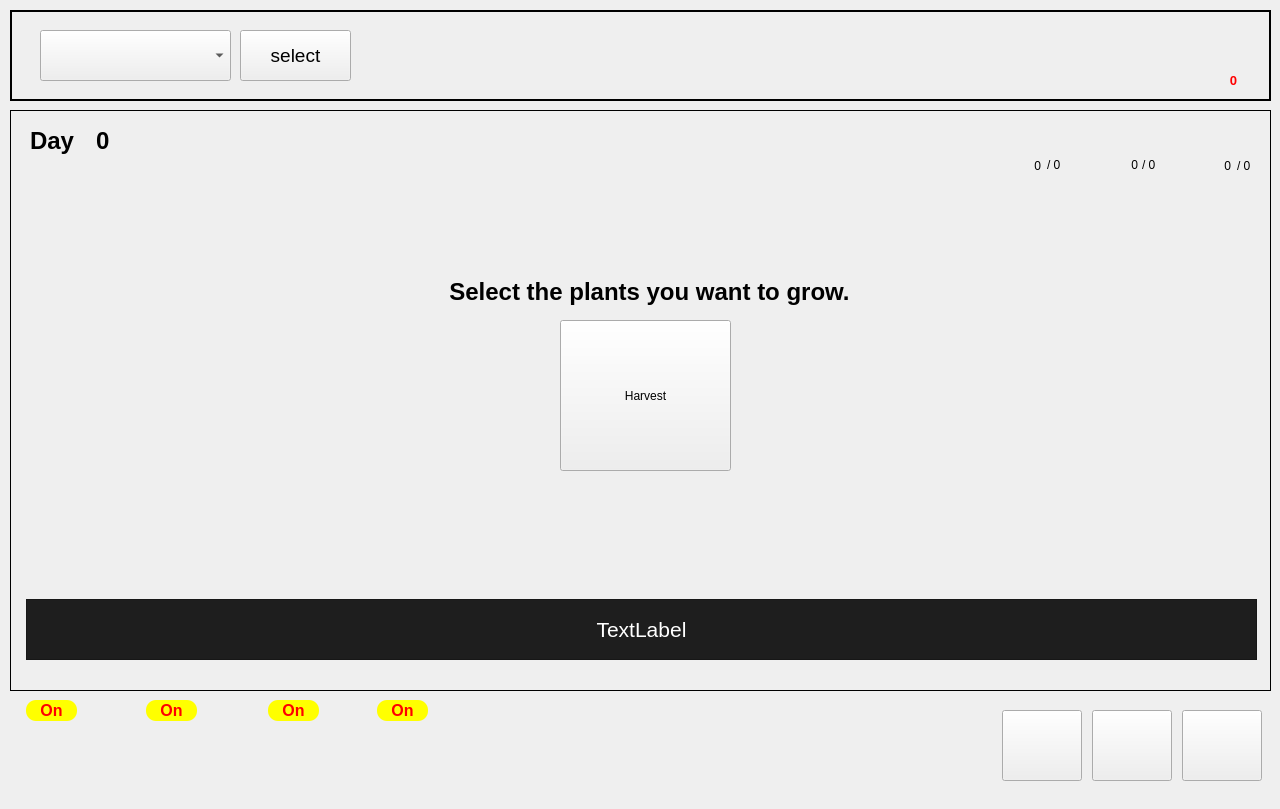
Before: the Qt Designer form SmartFarmGUI/ui/main.ui in addinedu-ros-6th/iot-repo-1, drawn with Qt 5.
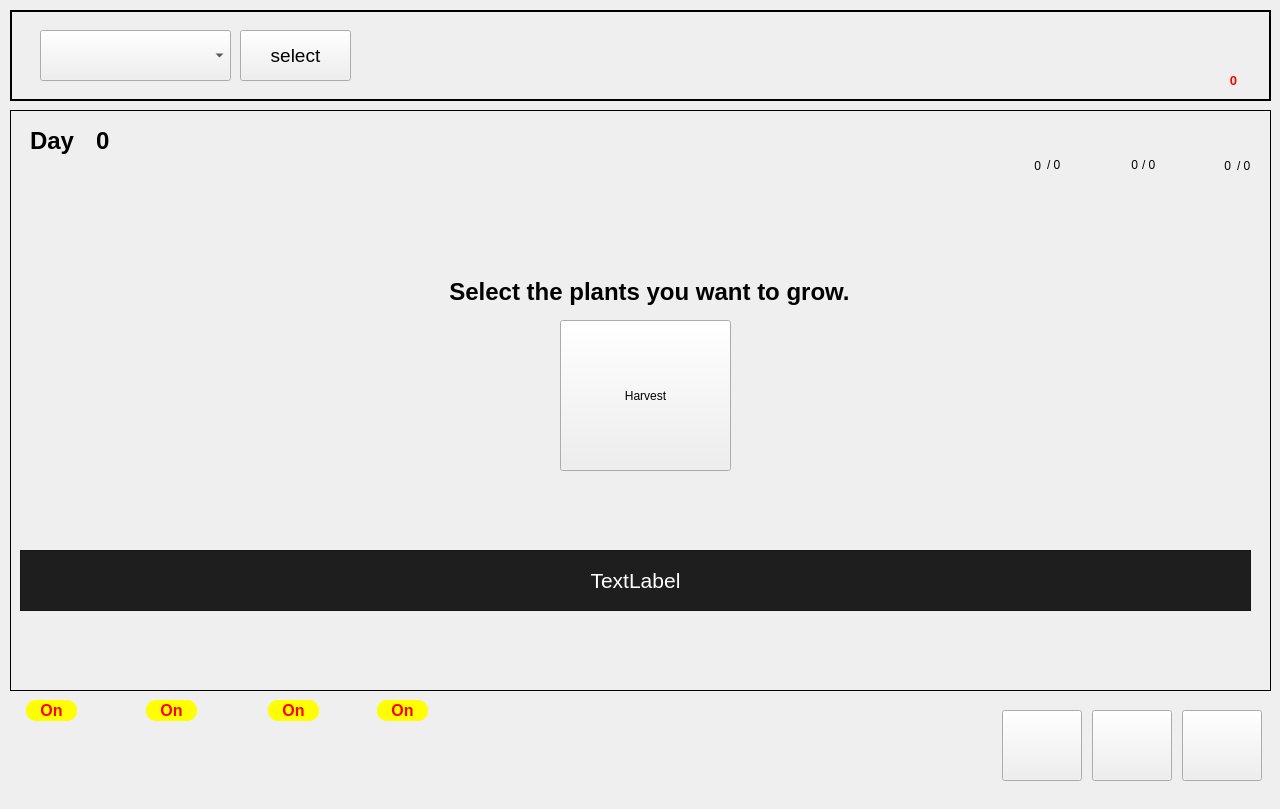
After: the same form once the commit is applied. Icons and pictures are not drawn.

```diff
--- a/SmartFarmGUI/ui/main.ui
+++ b/SmartFarmGUI/ui/main.ui
@@ -362,8 +362,8 @@
   <widget class="QLabel" name="label_system_message">
    <property name="geometry">
     <rect>
-     <x>26</x>
-     <y>599</y>
+     <x>20</x>
+     <y>550</y>
      <width>1231</width>
      <height>61</height>
     </rect>
```
Left out of the diff: 3 changed lines with no effect on the pictures.
